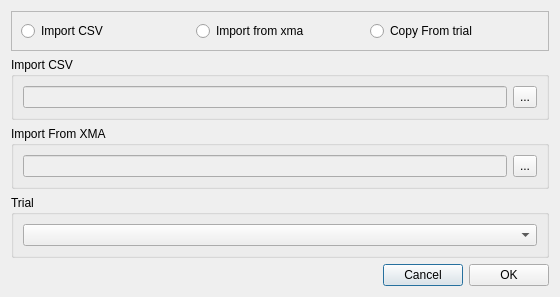
Qt form src/ui/ui-files/ImportExportPointsDialog.ui (XROMMPackages/xmalab) before a commit.
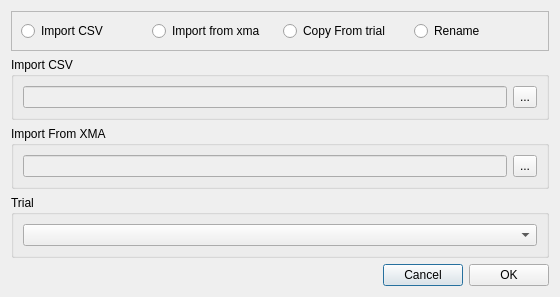
The same form after that commit.

Commit message: fixes #206 : added new import option to rename markers only.

```diff
--- a/src/ui/ui-files/ImportExportPointsDialog.ui
+++ b/src/ui/ui-files/ImportExportPointsDialog.ui
@@ -103,6 +103,13 @@
         </property>
        </widget>
       </item>
+      <item row="0" column="4">
+       <widget class="QRadioButton" name="radioButtonRename">
+        <property name="text">
+         <string>Rename</string>
+        </property>
+       </widget>
+      </item>
      </layout>
     </widget>
    </item>
```
Left out of the diff: 20 changed lines with no effect on the pictures. The commit also changes 4 other files.
